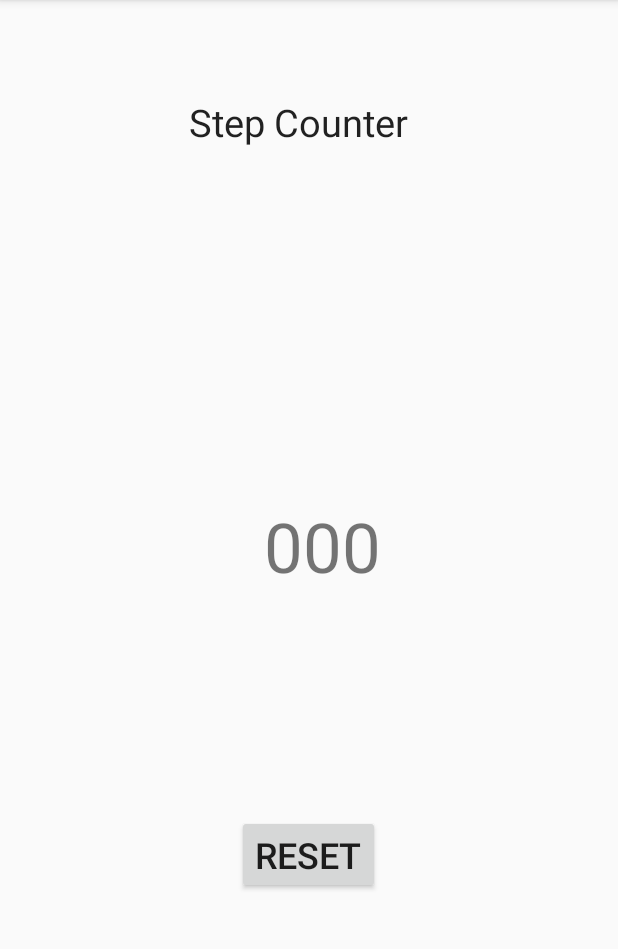
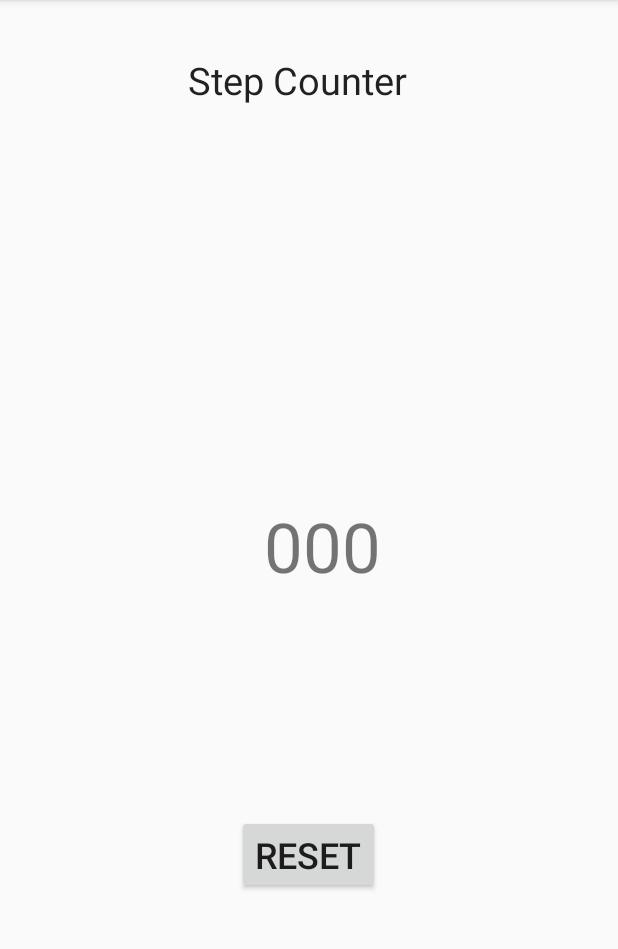
Before and after one commit to thewakarsingh/indoor_navigation, an Android app: the screen it shows after launch (MainActivity), on a phone screen of 412 x 824 dp, the part 84-1033 px from its top. Run offline under Robolectric (Android 15) with nearby library versions, the phone set to English and light mode, and no system bars.

Commit message:
Pedometer is created1

```diff
--- a/app/src/main/res/layout/activity_main.xml
+++ b/app/src/main/res/layout/activity_main.xml
@@ -12,7 +12,7 @@
         android:id="@+id/stepsLbl"
         android:layout_width="224dp"
         android:layout_height="88dp"
-        android:layout_marginTop="64dp"
+        android:layout_marginTop="36dp"
         android:paddingLeft="32sp"
         android:paddingRight="32sp"
         android:text="Step Counter"
@@ -20,6 +20,7 @@
         android:textSize="25sp"
 
         app:layout_constraintEnd_toEndOf="parent"
+        app:layout_constraintHorizontal_bias="0.497"
         app:layout_constraintStart_toStartOf="parent"
         app:layout_constraintTop_toTopOf="parent" />
 
```
